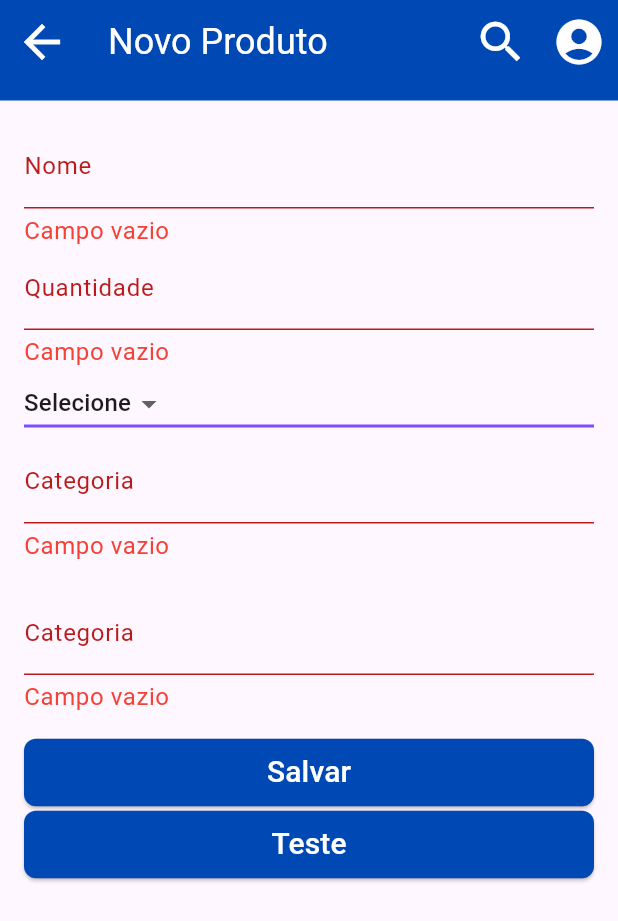
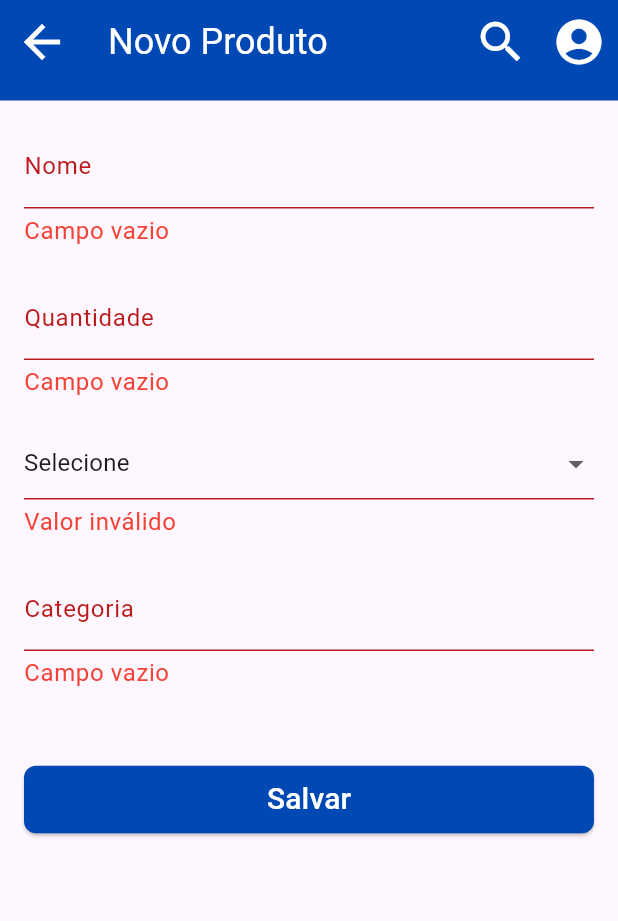
Before and after one commit to otaviohenrique1/app_lista_compra_flutter, a Flutter app: the NovoProduto screen opened directly, after a tap on "Salvar", on a phone screen of 412 x 824 dp. Shown: the top 921 px of the screen. Run offline on Flutter 3.47's test engine with Material 2 defaults, Android fonts, the light colour scheme and no system bars.

Commit message:
commit 5

```diff
--- /dev/null
+++ b/lib/components/campotexto.dart
@@ -0,0 +1,43 @@
+import 'package:flutter/material.dart';
+
+class CampoTexto extends StatelessWidget {
+  final String labelText;
+  final TextInputType keyboardType;
+
+  const CampoTexto({
+    super.key,
+    required this.labelText,
+    required this.keyboardType,
+  });
+
+  @override
+  Widget build(BuildContext context) {
+    return Container(
+      margin: const EdgeInsets.only(bottom: 20),
+      child: TextFormField(
+        validator: (value) {
+          if (value == null || value.isEmpty) {
+            return "Campo vazio";
+          }
+          return null;
+        },
+        style: const TextStyle(
+          fontSize: 16,
+          fontWeight: FontWeight.normal,
+        ),
+        decoration: InputDecoration(
+          labelText: labelText,
+          labelStyle: const TextStyle(
+            fontSize: 16,
+            fontWeight: FontWeight.normal,
+          ),
+          errorStyle: const TextStyle(
+            color: Colors.red,
+            fontSize: 16,
+          ),
+        ),
+        keyboardType: keyboardType,
+      ),
+    );
+  }
+}
--- a/lib/pages/novoproduto.dart
+++ b/lib/pages/novoproduto.dart
@@ -1,6 +1,6 @@
 import 'package:app_lista_compra_flutter/components/botao.dart';
+import 'package:app_lista_compra_flutter/components/campotexto.dart';
 import 'package:app_lista_compra_flutter/components/header.dart';
-import 'package:app_lista_compra_flutter/pages/teste.dart';
 import 'package:app_lista_compra_flutter/styles/globalstyle.dart';
 import 'package:flutter/material.dart';
 
@@ -22,10 +22,11 @@ class NovoProduto extends StatefulWidget {
 }
 
 class _NovoProdutoState extends State<NovoProduto> {
+  String dropdownValue = unidadeQuantidade.first;
+
   @override
   Widget build(BuildContext context) {
     final formKey = GlobalKey<FormState>();
-    String dropdownValue = unidadeQuantidade.first;
 
     return Scaffold(
       appBar: const Header(titulo: "Novo Produto"),
@@ -35,109 +36,83 @@ class _NovoProdutoState extends State<NovoProduto> {
           key: formKey,
           child: ListView(
             children: [
-              TextFormField(
-                validator: (value) {
-                  if (value == null || value.isEmpty) {
-                    return "Campo vazio";
-                  }
-                  return null;
+              const CampoTexto(
+                labelText: "Nome",
+                keyboardType: TextInputType.text,
+              ),
+              const CampoTexto(
+                labelText: "Quantidade",
+                keyboardType: TextInputType.number,
+              ),
+              Container(
+                margin: const EdgeInsets.only(bottom: 20),
+                child: DropdownButtonFormField(
+                  value: dropdownValue,
+                  items: unidadeQuantidade
+                      .map<DropdownMenuItem<String>>((String value) {
+                    return DropdownMenuItem<String>(
+                      value: value,
+                      child: Text(
+                        value,
+                        style: const TextStyle(
+                          fontWeight: FontWeight.normal,
+                          fontSize: 16,
+                        ),
+                      ),
+                    );
+                  }).toList(),
+                  onChanged: (value) async {
+                    setState(() {
+                      dropdownValue = value!;
+                    });
                   },
-                style: const TextStyle(
-                  fontSize: 16,
-                  fontWeight: FontWeight.normal,
-                ),
                   decoration: const InputDecoration(
-                  labelText: "Nome",
-                  labelStyle: TextStyle(
-                    fontSize: 16,
-                    fontWeight: FontWeight.normal,
-                  ),
                     errorStyle: TextStyle(
                       color: Colors.red,
                       fontSize: 16,
                     ),
                   ),
-                keyboardType: TextInputType.text,
-              ),
-              TextFormField(
                   validator: (value) {
-                  if (value == null || value.isEmpty) {
-                    return "Campo vazio";
+                    if (value == null ||
+                        value.isEmpty ||
+                        value == "Selecione") {
+                      return "Valor inválido";
                     }
                     return null;
                   },
-                style: const TextStyle(
-                  fontSize: 16,
-                  fontWeight: FontWeight.normal,
-                ),
-                decoration: const InputDecoration(
-                  labelText: "Quantidade",
-                  labelStyle: TextStyle(
-                    fontSize: 16,
-                    fontWeight: FontWeight.normal,
-                  ),
-                  errorStyle: TextStyle(
-                    color: Colors.red,
-                    fontSize: 16,
                 ),
               ),
-                keyboardType: TextInputType.number,
-              ),
-              DropdownButton<String>(
-                value: dropdownValue,
-                // icon: const Icon(Icons.arrow_downward),
-                elevation: 16,
-                // style: const TextStyle(color: Colors.deepPurple),
-                underline: Container(
-                  height: 2,
-                  color: Colors.deepPurpleAccent,
-                ),
-                items: unidadeQuantidade
-                    .map<DropdownMenuItem<String>>((String value) {
-                  return DropdownMenuItem<String>(
-                    value: value,
-                    child: Text(value),
-                  );
-                }).toList(),
-                onChanged: (String? value) {
-                  // This is called when the user selects an item.
-                  setState(() {
-                    dropdownValue = value!;
-                  });
-                },
-              ),
-              const Campo(
+              // DropdownButton<String>(
+              //   // icon: const Icon(Icons.arrow_downward),
+              //   // hint: const Text("Selecione"),
+              //   // style: const TextStyle(color: Colors.deepPurple),
+              //   value: dropdownValue,
+              //   elevation: 16,
+              //   underline: Container(
+              //     height: 2,
+              //     color: Colors.deepPurpleAccent,
+              //   ),
+              //   items: unidadeQuantidade
+              //       .map<DropdownMenuItem<String>>((String value) {
+              //     return DropdownMenuItem<String>(
+              //       value: value,
+              //       child: Text(value),
+              //     );
+              //   }).toList(),
+              //   onChanged: (String? value) {
+              //     // This is called when the user selects an item.
+              //     setState(() {
+              //       dropdownValue = value!;
+              //     });
+              //   },
+              // ),
+              const CampoTexto(
                 labelText: "Categoria",
                 keyboardType: TextInputType.text,
               ),
               Container(
-                margin: const EdgeInsets.only(bottom: 16),
-                child: TextFormField(
-                  validator: (value) {
-                    if (value == null || value.isEmpty) {
-                      return "Campo vazio";
-                    }
-                    return null;
-                  },
-                  style: const TextStyle(
-                    fontSize: 16,
-                    fontWeight: FontWeight.normal,
-                  ),
-                  decoration: const InputDecoration(
-                    labelText: "Categoria",
-                    labelStyle: TextStyle(
-                      fontSize: 16,
-                      fontWeight: FontWeight.normal,
-                    ),
-                    errorStyle: TextStyle(
-                      color: Colors.red,
-                      fontSize: 16,
-                    ),
-                  ),
-                  keyboardType: TextInputType.text,
-                ),
-              ),
-              Botao(
+                margin: const EdgeInsets.only(top: 30),
+                child: Botao(
                   backgroundColor: globalStyleColors["azul"],
                   label: "Salvar",
                   fontColor: Colors.white,
@@ -153,63 +128,10 @@ class _NovoProdutoState extends State<NovoProduto> {
                     }
                   },
                 ),
-              Botao(
-                backgroundColor: globalStyleColors["azul"],
-                label: "Teste",
-                fontColor: Colors.white,
-                fontSize: 20,
-                onPressed: () {
-                  Navigator.push(
-                    context,
-                    MaterialPageRoute(builder: (context) => const Teste()),
-                  );
-                },
               ),
             ],
           ),
         ),
-      ),
-    );
-  }
-}
-
-class Campo extends StatelessWidget {
-  final String labelText;
-  final TextInputType keyboardType;
-
-  const Campo({
-    super.key,
-    required this.labelText,
-    required this.keyboardType,
-  });
-
-  @override
-  Widget build(BuildContext context) {
-    return Container(
-      margin: const EdgeInsets.only(bottom: 20),
-      child: TextFormField(
-        validator: (value) {
-          if (value == null || value.isEmpty) {
-            return "Campo vazio";
-          }
-          return null;
-        },
-        style: const TextStyle(
-          fontSize: 16,
-          fontWeight: FontWeight.normal,
-        ),
-        decoration: InputDecoration(
-          labelText: labelText,
-          labelStyle: const TextStyle(
-            fontSize: 16,
-            fontWeight: FontWeight.normal,
-          ),
-          errorStyle: const TextStyle(
-            color: Colors.red,
-            fontSize: 16,
-          ),
-        ),
-        keyboardType: keyboardType,
       ),
     );
   }
--- a/lib/pages/teste.dart
+++ /dev/null
@@ -1,46 +0,0 @@
-import 'package:app_lista_compra_flutter/components/header.dart';
-import 'package:flutter/material.dart';
-
-const List<String> list = <String>['One', 'Two', 'Three', 'Four'];
-
-class Teste extends StatefulWidget {
-  const Teste({super.key});
-
-  @override
-  State<Teste> createState() => _TesteState();
-}
-
-class _TesteState extends State<Teste> {
-  String dropdownValue = list.first;
-
-  @override
-  Widget build(BuildContext context) {
-    return Scaffold(
-      appBar: const Header(titulo: "Lista"),
-      body: Center(
-        child: DropdownButton<String>(
-          value: dropdownValue,
-          // icon: const Icon(Icons.arrow_downward),
-          elevation: 16,
-          style: const TextStyle(color: Colors.deepPurple),
-          underline: Container(
-            height: 2,
-            color: Colors.deepPurpleAccent,
-          ),
-          onChanged: (String? value) {
-            // This is called when the user selects an item.
-            setState(() {
-              dropdownValue = value!;
-            });
-          },
-          items: list.map<DropdownMenuItem<String>>((String value) {
-            return DropdownMenuItem<String>(
-              value: value,
-              child: Text(value),
-            );
-          }).toList(),
-        ),
-      ),
-    );
-  }
-}
```
Also changed, not shown: lib/components/camposelect.dart (added, +100 -0 lines). Lines whose indentation alone changed are shown as unchanged.
